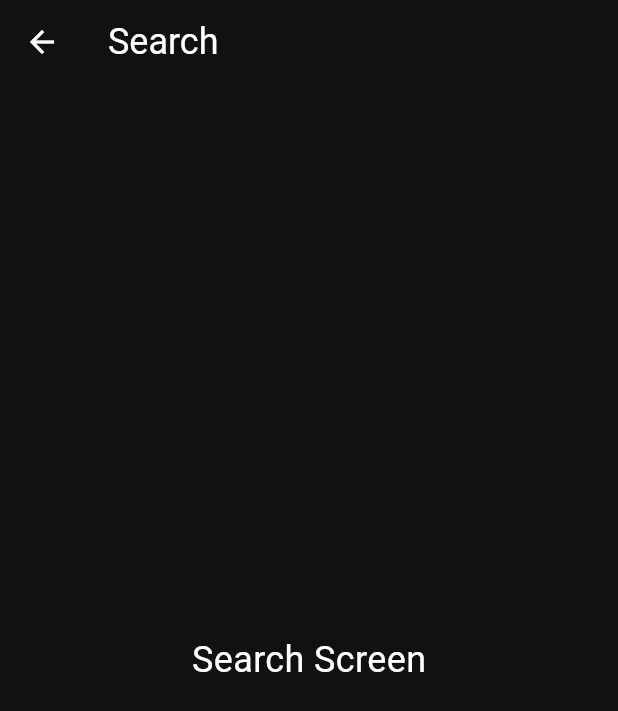
After one commit to 3madhani/nextflix, a Flutter app: the screen it shows after launch, item 2 of the bottom bar chosen, after a tap on "Search for Movies, Series", on a phone screen of 412 x 824 dp. The commit adds this screen. Shown: the top 711 px of the screen. Run offline on Flutter 3.47's test engine with Material 3 defaults, Android fonts, the light colour scheme and no system bars; our stand-ins replace font_awesome_flutter, readmore.

Commit message:
Implement CustomSearchBar with navigation to SearchScreen; add SearchScreen widget

```diff
--- /dev/null
+++ b/lib/feature/home/presentation/views/search_screen.dart
@@ -0,0 +1,31 @@
+import 'package:flutter/material.dart';
+import 'package:nextflix/core/constants/app_colors.dart';
+
+class SearchScreen extends StatelessWidget {
+  const SearchScreen({super.key});
+
+  @override
+  Widget build(BuildContext context) {
+    return Scaffold(
+      appBar: AppBar(
+        leading: IconButton(
+          icon: const Icon(Icons.arrow_back, color: Colors.white),
+          onPressed: () {
+            Navigator.pop(context);
+          },
+        ),
+        title: const Text(
+          "Search",
+          style: TextStyle(fontSize: 24, color: Colors.white),
+        ),
+        backgroundColor: AppColors.backgroundColor,
+      ),
+      body: const Center(
+        child: Text(
+          "Search Screen",
+          style: TextStyle(fontSize: 24, color: Colors.white),
+        ),
+      ),
+    );
+  }
+}
--- a/lib/feature/home/presentation/views/widgets/custom_search_bar.dart
+++ b/lib/feature/home/presentation/views/widgets/custom_search_bar.dart
@@ -1,6 +1,8 @@
 import 'package:flutter/material.dart';
 import 'package:font_awesome_flutter/font_awesome_flutter.dart';
 import 'package:nextflix/core/constants/app_colors.dart';
+
+import '../search_screen.dart';
 
 class CustomSearchBar extends StatelessWidget {
   const CustomSearchBar({super.key});
@@ -9,6 +11,14 @@ class CustomSearchBar extends StatelessWidget {
   Widget build(BuildContext context) {
     return Padding(
       padding: const EdgeInsets.symmetric(horizontal: 30),
+      child: InkWell(
+        onTap: () {
+          // Handle search bar tap
+          Navigator.push(
+            context,
+            MaterialPageRoute(builder: (context) => const SearchScreen()),
+          );
+        },
         child: Container(
           padding: const EdgeInsets.all(20),
           decoration: BoxDecoration(
@@ -26,6 +36,7 @@ class CustomSearchBar extends StatelessWidget {
             ],
           ),
         ),
+      ),
     );
   }
 }
```
Lines whose indentation alone changed are shown as unchanged.
